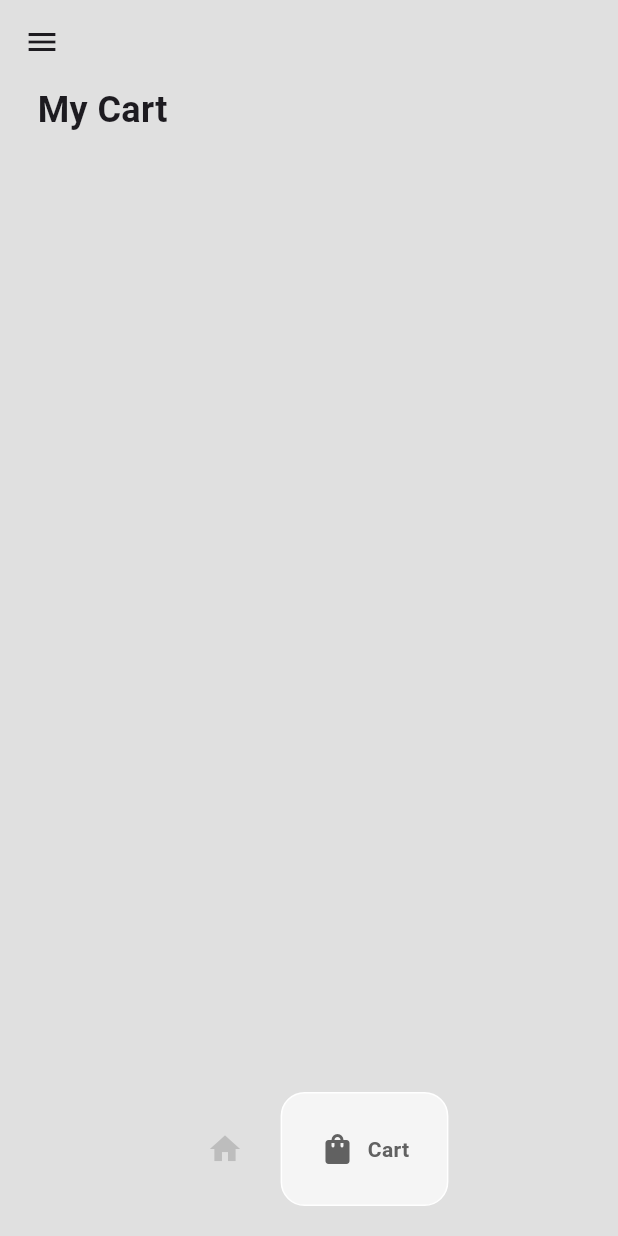
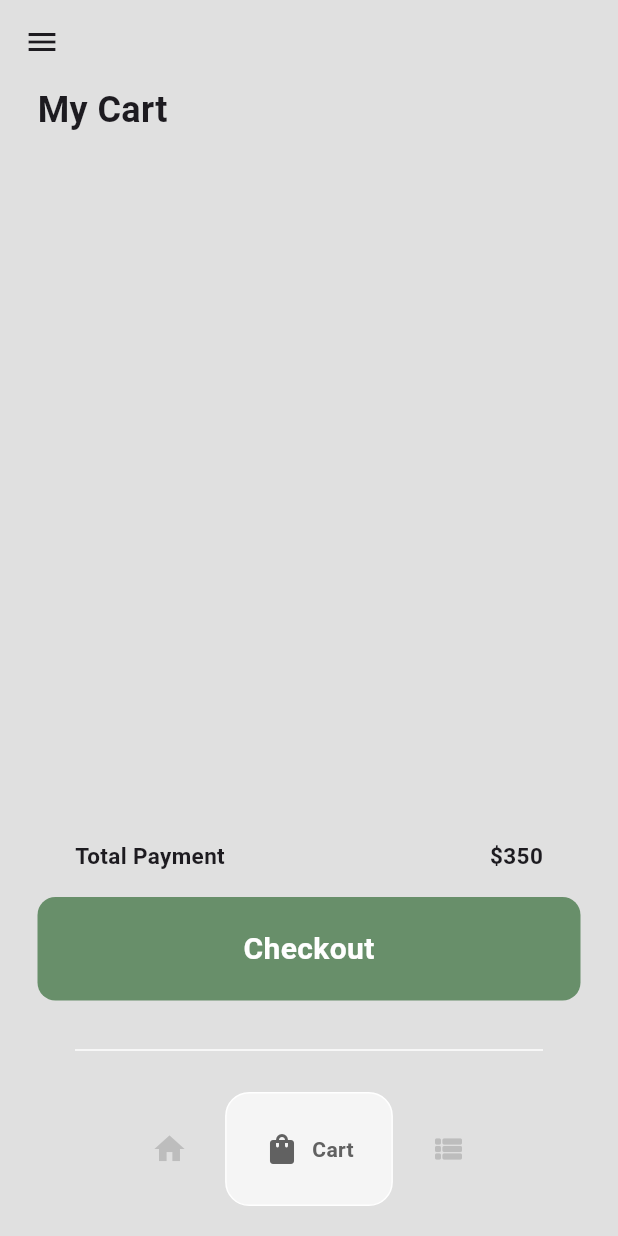
Before and after one commit to raaffiy/ecommerce_flutter, a Flutter app: the HomePage screen opened directly, item 2 of the bottom bar chosen, on a phone screen of 412 x 824 dp. Run offline on Flutter 3.47's test engine with Material 3 defaults, Android fonts, the phone set to English and light mode, and no system bars; drawn by our look-alikes of google_nav_bar; our stand-ins replace firebase_auth, firebase_core, get, google_sign_in; accounts and stored records are empty.

Commit message:
update cart & transaksi & bug fix

```diff
--- a/lib/components/bottom_nav_bar.dart
+++ b/lib/components/bottom_nav_bar.dart
@@ -27,6 +27,10 @@ class MyBottomNavBar extends StatelessWidget {
             icon: Icons.shopping_bag_rounded,
             text: 'Cart',
           ),
+          GButton(
+            icon: Icons.view_list_rounded,
+            text: 'Transaction',
+          ),
         ],
       ),
     );
--- a/lib/components/my_textfield_email.dart
+++ b/lib/components/my_textfield_email.dart
@@ -29,7 +29,10 @@ class MyTextFieldEmail extends StatelessWidget {
           fillColor: Colors.grey.shade200,
           filled: true,
           hintText: hintText,
-            hintStyle: TextStyle(color: Colors.grey[500])),
+          hintStyle: TextStyle(
+            color: Colors.grey[500],
+          ),
+        ),
       ),
     );
   }
--- a/lib/pages/cart_page.dart
+++ b/lib/pages/cart_page.dart
@@ -1,6 +1,7 @@
 import 'package:ecommerce/components/cart_item.dart';
 import 'package:ecommerce/models/cart.dart';
 import 'package:ecommerce/models/shoe.dart';
+import 'package:ecommerce/pages/checkout_page.dart';
 import 'package:flutter/material.dart';
 import 'package:provider/provider.dart';
 
@@ -23,6 +24,7 @@ class CartPage extends StatelessWidget {
 
             const SizedBox(height: 20),
 
+            // Product
             Expanded(
               child: ListView.builder(
                 itemCount: value.getUserCart().length,
@@ -35,6 +37,73 @@ class CartPage extends StatelessWidget {
                 },
               ),
             ),
+
+            const SizedBox(height: 10),
+
+            // total
+            const Padding(
+              padding: EdgeInsets.symmetric(horizontal: 25.0),
+              child: Row(
+                mainAxisAlignment: MainAxisAlignment.spaceBetween,
+                crossAxisAlignment: CrossAxisAlignment.end,
+                children: [
+                  Text(
+                    'Total Payment',
+                    style: TextStyle(
+                      fontWeight: FontWeight.bold,
+                      fontSize: 15,
+                    ),
+                  ),
+                  Text(
+                    '\$' + '350',
+                    style: TextStyle(
+                      fontWeight: FontWeight.bold,
+                      fontSize: 15,
+                    ),
+                  ),
+                ],
+              ),
+            ),
+
+            const SizedBox(height: 17),
+
+            // button Checkout
+            GestureDetector(
+              onTap: () => Navigator.push(
+                context,
+                MaterialPageRoute(
+                  builder: (context) => const CheckOut(),
+                ),
+              ),
+              child: Container(
+                decoration: BoxDecoration(
+                  color: const Color.fromARGB(255, 104, 143, 106),
+                  borderRadius: BorderRadius.circular(12),
+                ),
+                padding: const EdgeInsets.all(20),
+                child: const Center(
+                  child: Text(
+                    'Checkout',
+                    style: TextStyle(
+                      color: Colors.white,
+                      fontWeight: FontWeight.bold,
+                      fontSize: 20,
+                    ),
+                  ),
+                ),
+              ),
+            ),
+
+            const Padding(
+              padding: EdgeInsets.only(
+                top: 25.0,
+                left: 25,
+                right: 25,
+              ),
+              child: Divider(
+                color: Colors.white,
+              ),
+            ),
           ],
         ),
       ),
--- a/lib/pages/home_page.dart
+++ b/lib/pages/home_page.dart
@@ -3,6 +3,7 @@ import 'package:ecommerce/pages/cart_page.dart';
 import 'package:ecommerce/pages/intro_page.dart';
 import 'package:ecommerce/pages/shop_page.dart';
 import 'package:ecommerce/components/drawer_list.dart'; // Import DrawerList
+import 'package:ecommerce/pages/transaksi_page.dart';
 import 'package:firebase_auth/firebase_auth.dart';
 import 'package:flutter/material.dart';
 import 'package:get/get.dart';
@@ -39,6 +40,7 @@ class HomePageState extends State<HomePage> {
   final List<Widget> _pages = [
     const ShopPage(),
     const CartPage(),
+    const Transaksi(),
   ];
 
   @override
--- a/lib/pages/login_page.dart
+++ b/lib/pages/login_page.dart
@@ -127,7 +127,7 @@ class _LoginPageState extends State<LoginPage> {
                             context,
                             MaterialPageRoute(
                               builder: (context) {
-                                return ForgotPasswordPage();
+                                return const ForgotPasswordPage();
                               },
                             ),
                           );
--- a/lib/pages/shop_page.dart
+++ b/lib/pages/shop_page.dart
@@ -117,8 +117,8 @@ class _ShopPageState extends State<ShopPage> {
           const Padding(
             padding: EdgeInsets.only(
               top: 25.0,
-              left: 25,
-              right: 25,
+              left: 50,
+              right: 50,
             ),
             child: Divider(
               color: Colors.white,
--- a/pubspec.yaml
+++ b/pubspec.yaml
@@ -80,6 +80,7 @@ flutter:
     - lib/images/product5.png
     - lib/images/product6.png
     - assets/icon.png
+    - lib/images/success.png
 
   # An image asset can refer to one or more resolution-specific "variants", see
   # https://flutter.dev/assets-and-images/#resolution-aware
```
Also changed, not shown: lib/components/cart_item.dart (+78 -7 lines), lib/pages/checkout_page.dart (added, +261 -0 lines), lib/pages/success_buy.dart (added, +73 -0 lines), lib/pages/transaksi_page.dart (added, +40 -0 lines), lib/images/success.png (added), 1 other file. Lines whose indentation alone changed are shown as unchanged.
